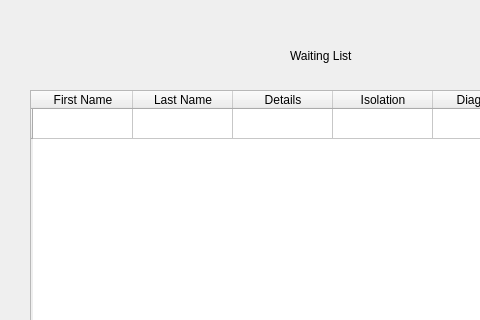
First picture: the form in waitinglist.ui, repository imp-javis/bed-manager, before the edit; both pictures show x 0 to 480 and y 0 to 320 of the 800 by 600 pixel window.
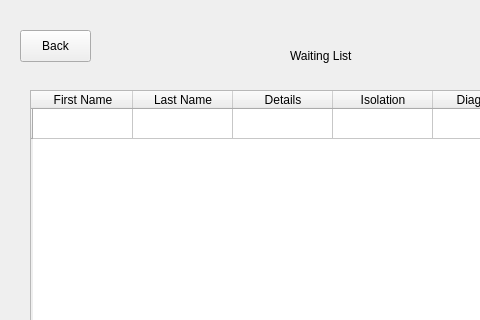
Second picture: the form after the edit.

Commit message: update back button and monitor ui

What changed in the file:
```diff
--- a/waitinglist.ui
+++ b/waitinglist.ui
@@ -118,6 +118,19 @@
      <string>Delete Patient</string>
     </property>
    </widget>
+   <widget class="QPushButton" name="backButton">
+    <property name="geometry">
+     <rect>
+      <x>20</x>
+      <y>30</y>
+      <width>71</width>
+      <height>32</height>
+     </rect>
+    </property>
+    <property name="text">
+     <string>Back</string>
+    </property>
+   </widget>
   </widget>
   <widget class="QMenuBar" name="menubar">
    <property name="geometry">
```
The commit also changes 8 other files.
